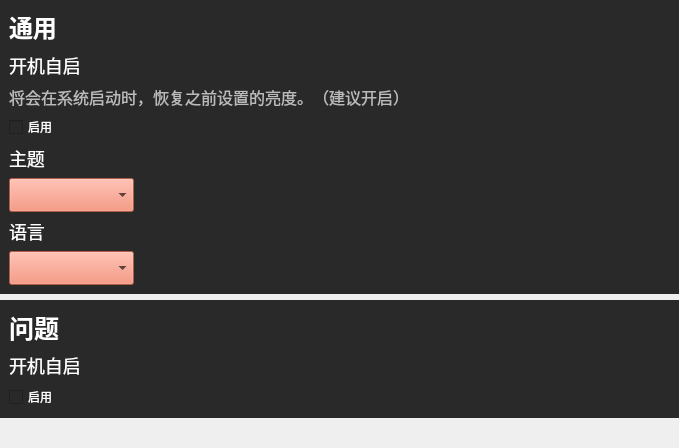
First picture: the form in page/genarate/genaratepage.ui, repository lixin-hub/NightKing, before the edit.
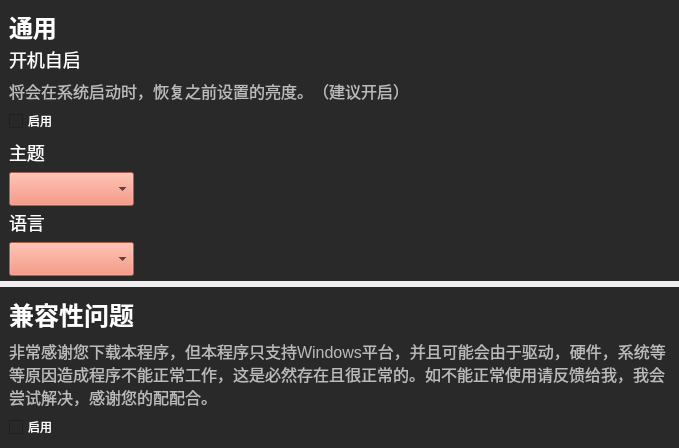
Second picture: the form after the edit.

The edit to the form file:
```diff
--- a/page/genarate/genaratepage.ui
+++ b/page/genarate/genaratepage.ui
@@ -237,14 +237,21 @@
 font-weight:500;</string>
         </property>
         <property name="text">
-         <string>问题</string>
+         <string>兼容性问题</string>
         </property>
        </widget>
       </item>
       <item>
        <widget class="QLabel" name="label_2">
+        <property name="styleSheet">
+         <string notr="true">color:rgb(187,187,187);
+font-size:16px;</string>
+        </property>
         <property name="text">
-         <string>开机自启</string>
+         <string>非常感谢您下载本程序，但本程序只支持Windows平台，并且可能会由于驱动，硬件，系统等等原因造成程序不能正常工作，这是必然存在且很正常的。如不能正常使用请反馈给我，我会尝试解决，感谢您的配配合。</string>
+        </property>
+        <property name="wordWrap">
+         <bool>true</bool>
         </property>
        </widget>
       </item>
```
Left out of the diff: 2 changed lines with no effect on the pictures.
